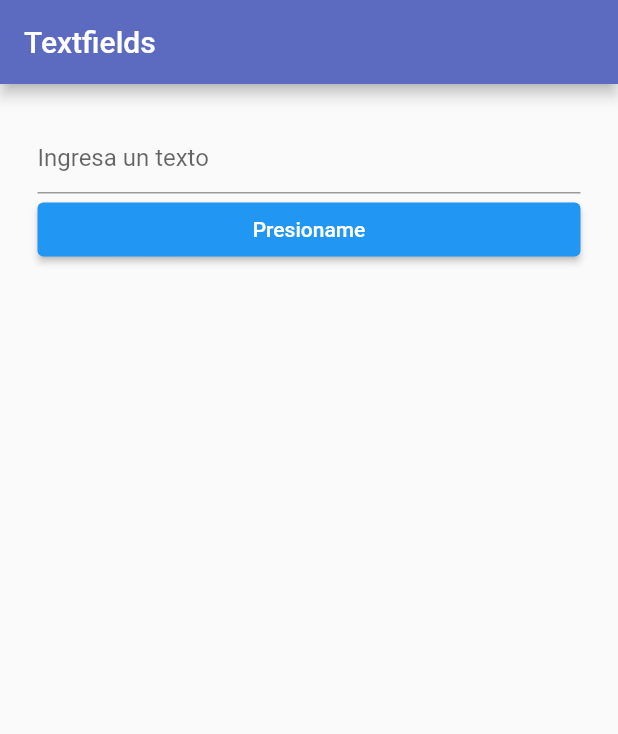
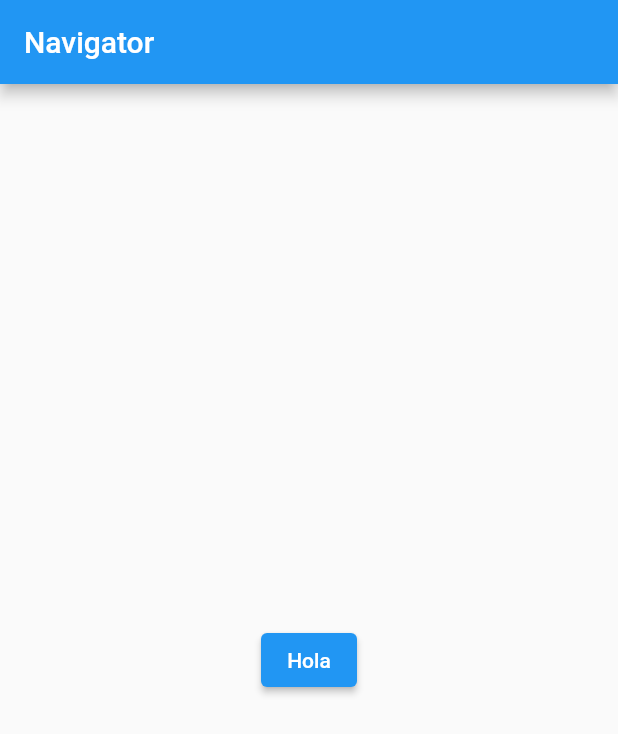
Before and after one commit to RoelLeal/flutter-textfield, a Flutter app: the screen it shows after launch, on a phone screen of 412 x 824 dp. Shown: the top 734 px of the screen. Run offline on Flutter 3.47's test engine with Material 2 defaults, Android fonts, the phone set to English and light mode, and no system bars.

Commit message:
BOTONES COMO INTENTS

```diff
--- a/lib/main.dart
+++ b/lib/main.dart
@@ -1,90 +1,44 @@
 import 'package:flutter/material.dart';
 
 void main() {
-  runApp(new MaterialApp(home: MyTextfield()));
+  runApp(new MaterialApp(home: Route()));
 }
 
-class MyTextfield extends StatefulWidget {
-  const MyTextfield({super.key});
-
-  @override
-  State<MyTextfield> createState() => _MyTextfieldState();
-}
-
-class _MyTextfieldState extends State<MyTextfield> {
-  String _inputValue = "", inputValue = "";
-  final TextEditingController controller = new TextEditingController();
-  void onSubmitted(String value) {
-    setState(() {
-      inputValue = inputValue + "\n" + value;
-    });
-    controller.clear();
-    _showAlert(value);
-  }
-
-  void _showAlert(value) {
-    AlertDialog alert = new AlertDialog(
-      title: new Text("Advertencia"),
-      content: new Text("Eri gei?"),
-      actions: <Widget>[
-        new TextButton(
-            child: Text("OK"),
-            onPressed: () {
-              Navigator.pop(context);
-            }),
-        new TextButton(
-            child: Text("NO"),
-            onPressed: () {
-              Navigator.pop(context);
-            }),
-      ],
-    );
-    showDialog(
-        context: context,
-        builder: (BuildContext context) {
-          return alert;
-        });
-  }
-
-  void onChange(value) {
-    setState(() {
-      _inputValue = value;
-    });
-  }
+class Route extends StatelessWidget {
+  const Route({super.key});
 
   @override
   Widget build(BuildContext context) {
     return Scaffold(
       appBar: new AppBar(
-        title: new Text("Textfields"),
-        backgroundColor: Colors.indigo.shade400,
+        title: new Text("Navigator"),
       ),
-      body: new Container(
-          padding: EdgeInsets.all(25.0),
-          child: new Center(
-              child: new Column(
-            crossAxisAlignment: CrossAxisAlignment.stretch,
-            children: <Widget>[
-              new TextField(
-                decoration: new InputDecoration(hintText: "Ingresa un texto"),
-                controller: controller,
-                onChanged: (String value) {
-                  onChange(value);
-                },
-              ),
-              new ElevatedButton(
-                child: new Text("Presioname"),
-                onPressed: () {
-                  onSubmitted(_inputValue);
-                },
-              ),
-              new Text(
-                inputValue,
-                style:
-                    new TextStyle(fontSize: 30.0, fontWeight: FontWeight.bold),
-              )
-            ],
-          ))),
+      body: new Center(
+          child: new ElevatedButton(
+              onPressed: () {
+                Navigator.push(context,
+                    new MaterialPageRoute(builder: ((context) => second())));
+              },
+              child: new Text("Hola"))),
     );
   }
 }
+
+class second extends StatelessWidget {
+  const second({super.key});
+
+  @override
+  Widget build(BuildContext context) {
+    return Scaffold(
+        appBar: new AppBar(
+          title: new Text("Second"),
+        ),
+        body: new Center(
+            child: new ElevatedButton(
+                onPressed: () {
+                  Navigator.push(context,
+                      new MaterialPageRoute(builder: ((context) => Route())));
+                },
+                child: new Text("Botoncito de vuelta"))));
+  }
+}
```
